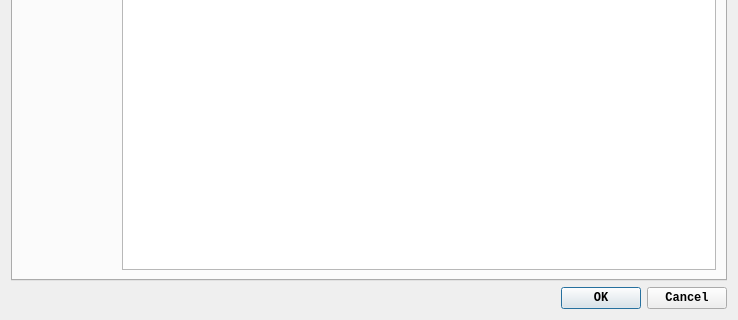
First picture: the form in src/Smark/SmkOptionDialog.ui, repository elerao/Smark, before the edit; both pictures show x 0 to 738 and y 189 to 509 of the 738 by 509 pixel window.
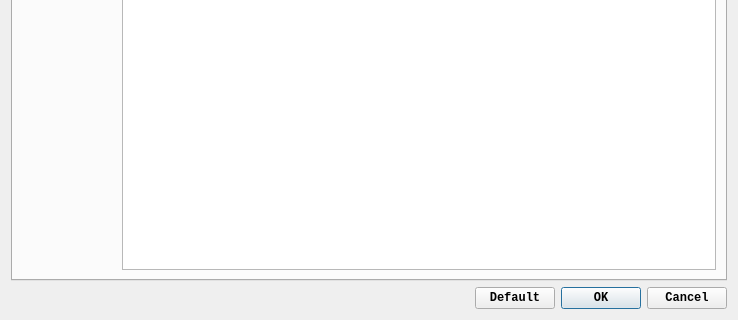
Second picture: the form after the edit. The open tabs and pages were chosen to show the change. Icons and pictures are not drawn.

```diff
--- a/src/Smark/SmkOptionDialog.ui
+++ b/src/Smark/SmkOptionDialog.ui
@@ -25,37 +25,7 @@
     <normaloff>:/icon/file-option.png</normaloff>:/icon/file-option.png</iconset>
   </property>
   <layout class="QGridLayout" name="gridLayout_3">
-   <item row="1" column="0">
-    <layout class="QHBoxLayout" name="horizontalLayout">
-     <property name="spacing">
-      <number>0</number>
-     </property>
-     <item>
-      <spacer name="horizontalSpacer_2">
-       <property name="orientation">
-        <enum>Qt::Horizontal</enum>
-       </property>
-       <property name="sizeHint" stdset="0">
-        <size>
-         <width>208</width>
-         <height>20</height>
-        </size>
-       </property>
-      </spacer>
-     </item>
-     <item>
-      <widget class="QDialogButtonBox" name="buttonBox">
-       <property name="orientation">
-        <enum>Qt::Horizontal</enum>
-       </property>
-       <property name="standardButtons">
-        <set>QDialogButtonBox::Cancel|QDialogButtonBox::Ok</set>
-       </property>
-      </widget>
-     </item>
-    </layout>
-   </item>
-   <item row="0" column="0">
+   <item row="0" column="0" colspan="2">
     <widget class="QTabWidget" name="tabWidget">
      <property name="font">
       <font>
@@ -303,6 +273,52 @@
      </widget>
     </widget>
    </item>
+   <item row="1" column="0">
+    <spacer name="horizontalSpacer_2">
+     <property name="orientation">
+      <enum>Qt::Horizontal</enum>
+     </property>
+     <property name="sizeHint" stdset="0">
+      <size>
+       <width>414</width>
+       <height>20</height>
+      </size>
+     </property>
+    </spacer>
+   </item>
+   <item row="1" column="1">
+    <layout class="QHBoxLayout" name="horizontalLayout">
+     <item>
+      <widget class="QPushButton" name="buttonDefault">
+       <property name="sizePolicy">
+        <sizepolicy hsizetype="Minimum" vsizetype="Preferred">
+         <horstretch>0</horstretch>
+         <verstretch>0</verstretch>
+        </sizepolicy>
+       </property>
+       <property name="text">
+        <string>Default</string>
+       </property>
+      </widget>
+     </item>
+     <item>
+      <widget class="QDialogButtonBox" name="buttonBox">
+       <property name="sizePolicy">
+        <sizepolicy hsizetype="Fixed" vsizetype="Fixed">
+         <horstretch>0</horstretch>
+         <verstretch>0</verstretch>
+        </sizepolicy>
+       </property>
+       <property name="orientation">
+        <enum>Qt::Horizontal</enum>
+       </property>
+       <property name="standardButtons">
+        <set>QDialogButtonBox::Cancel|QDialogButtonBox::Ok</set>
+       </property>
+      </widget>
+     </item>
+    </layout>
+   </item>
   </layout>
  </widget>
  <resources>
```
Left out of the diff: 2 changed lines with no effect on the pictures.
